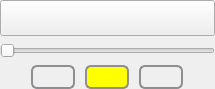
The window that Plugins/BasicNodes/CVVDOLoaderEmbeddedWidget.ui (pbunnun/SeeWeDev) describes before a commit, drawn with Qt 5.
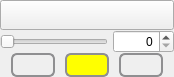
The same window after the commit. Icons and pictures are not drawn.

Diff of the .ui file:
```diff
--- a/Plugins/BasicNodes/CVVDOLoaderEmbeddedWidget.ui
+++ b/Plugins/BasicNodes/CVVDOLoaderEmbeddedWidget.ui
@@ -6,8 +6,8 @@
    <rect>
     <x>0</x>
     <y>0</y>
-    <width>215</width>
-    <height>89</height>
+    <width>174</width>
+    <height>77</height>
    </rect>
   </property>
   <property name="windowTitle">
@@ -15,10 +15,7 @@
   </property>
   <layout class="QVBoxLayout" name="verticalLayout">
    <property name="spacing">
-    <number>7</number>
-   </property>
-   <property name="sizeConstraint">
-    <enum>QLayout::SetDefaultConstraint</enum>
+    <number>0</number>
    </property>
    <property name="leftMargin">
     <number>0</number>
@@ -54,11 +51,28 @@
     </widget>
    </item>
    <item>
-    <widget class="QSlider" name="mpSlider">
-     <property name="orientation">
-      <enum>Qt::Horizontal</enum>
+    <layout class="QHBoxLayout" name="horizontalLayout_2">
+     <property name="spacing">
+      <number>5</number>
      </property>
-    </widget>
+     <item>
+      <widget class="QSlider" name="mpSlider">
+       <property name="orientation">
+        <enum>Qt::Orientation::Horizontal</enum>
+       </property>
+      </widget>
+     </item>
+     <item>
+      <widget class="QSpinBox" name="mpFrameNumberSpinbox">
+       <property name="alignment">
+        <set>Qt::AlignmentFlag::AlignRight|Qt::AlignmentFlag::AlignTrailing|Qt::AlignmentFlag::AlignVCenter</set>
+       </property>
+       <property name="maximum">
+        <number>10000</number>
+       </property>
+      </widget>
+     </item>
+    </layout>
    </item>
    <item>
     <layout class="QHBoxLayout" name="horizontalLayout">
```
Left out of the diff: 6 changed lines with no effect on the pictures.
